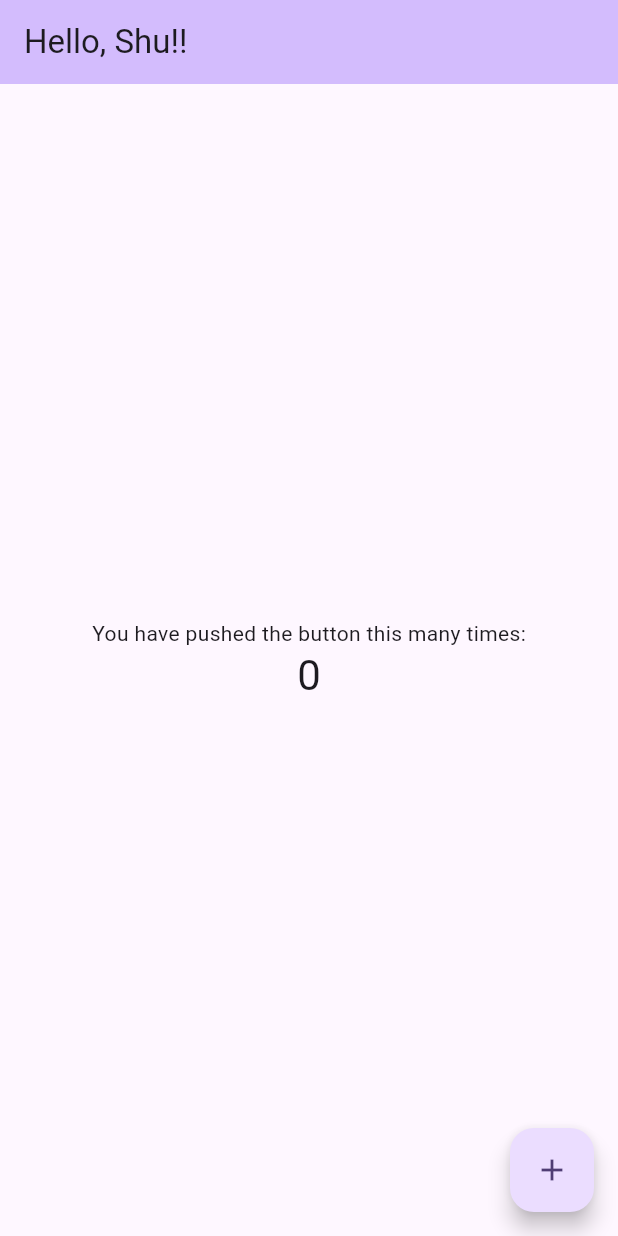
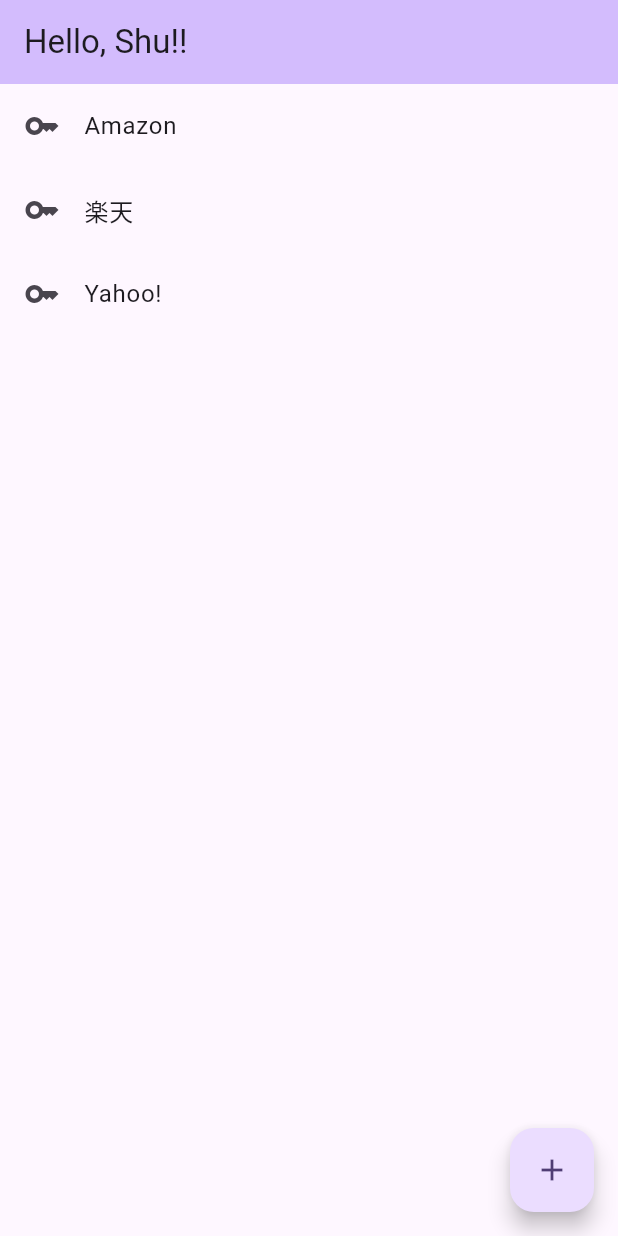
Before and after one commit to shumatsumoto/flutter_demo_app, a Flutter app: the screen it shows after launch, on a phone screen of 412 x 824 dp. Run offline on Flutter 3.47's test engine with Material 2 defaults, Android fonts, the phone set to English and light mode, and no system bars.

Commit message:
リスト表示

```diff
--- a/lib/main.dart
+++ b/lib/main.dart
@@ -41,19 +41,21 @@ class _MyHomePageState extends State<MyHomePage> {
         backgroundColor: Theme.of(context).colorScheme.inversePrimary,
         title: Text(widget.title),
       ),
-      body: Center(
-        child: Column(
-          mainAxisAlignment: MainAxisAlignment.center,
-          children: <Widget>[
-            const Text(
-              'You have pushed the button this many times:',
-            ),
-            Text(
-              '$_counter',
-              style: Theme.of(context).textTheme.headlineMedium,
-            ),
-          ],
-        ),
+      body: ListView(
+        children: const [
+          ListTile(
+            leading: Icon(Icons.key),
+            title: Text("Amazon"),
+          ),
+          ListTile(
+            leading: Icon(Icons.key),
+            title: Text("楽天"),
+          ),
+          ListTile(
+            leading: Icon(Icons.key),
+            title: Text("Yahoo!"),
+          ),
+        ],
       ),
       floatingActionButton: FloatingActionButton(
         onPressed: _incrementCounter,
```
